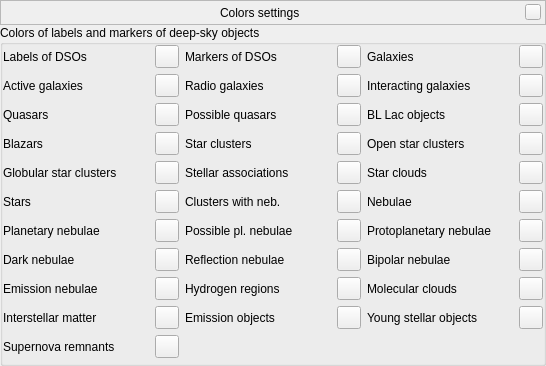
The window that src/gui/dsoColorsDialog.ui (519984307/stellarium_src) describes before a commit, drawn with Qt 5.
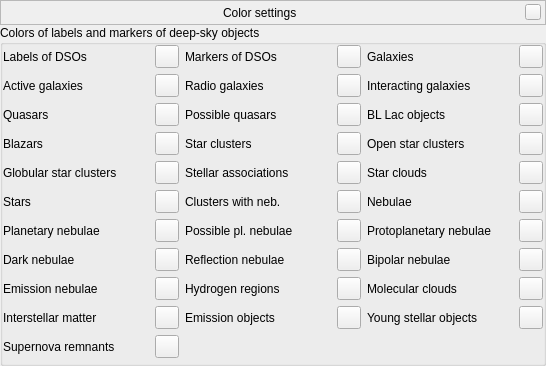
The same window after the commit. Custom widgets are drawn as their Qt base class.

Commit message: updated lines for translation

Patch:
```diff
--- a/src/gui/dsoColorsDialog.ui
+++ b/src/gui/dsoColorsDialog.ui
@@ -82,7 +82,7 @@
          <font/>
         </property>
         <property name="text">
-         <string>Colors settings</string>
+         <string>Color settings</string>
         </property>
        </widget>
       </item>
```
